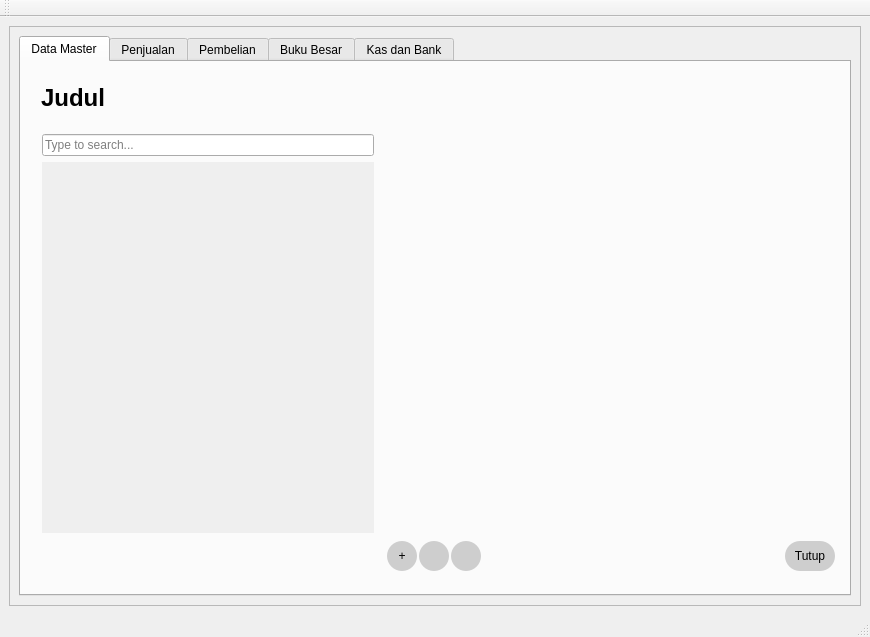
The window that GUI.ui (fnugrahendi/petuk.corp) describes before a commit, drawn with Qt 5.
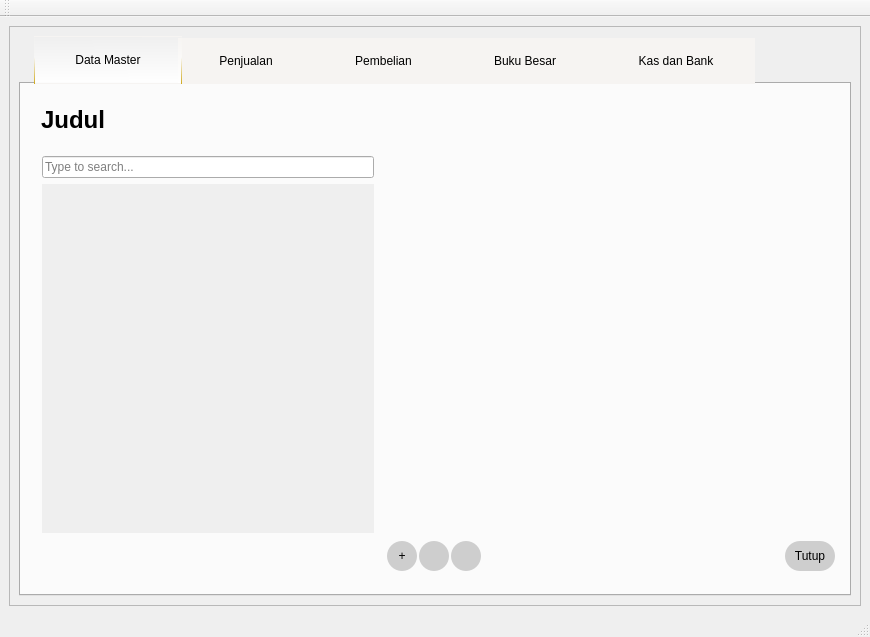
The same window after the commit. The open tabs and pages were chosen to show the change. Icons and pictures are not drawn.

Commit message: tes edit tab style

Patch:
```diff
--- a/GUI.ui
+++ b/GUI.ui
@@ -48,7 +48,53 @@
           </sizepolicy>
          </property>
          <property name="styleSheet">
-          <string notr="true"/>
+          <string notr="true">
+QTabWidget::tab-bar {
+left: 15px;
+}
+QTabBar::tab 
+{
+    background: #F6F4F2;
+    color: #000000;   
+	padding:15px 40px;
+	border-width:1px;
+	border-style:solid;
+	border-color:#F6F4F2;
+
+	border-radius:0px;
+/*	border-top-left-radius: 10px;
+	border-top-right-radius: 10px;*/
+	font: 11pt &quot;Arial&quot;;
+	text-decoration:none;
+}
+
+QTabBar::tab:selected, 
+QTabBar::tab:hover 
+{
+	font: 11pt &quot;Arial&quot;;
+    color: black;
+	text-decoration:none;
+
+	background-color: qlineargradient(spread:pad, x1:0.505556, y1:0, x2:0.517, y2:1, stop:0 rgba(246, 244, 242, 0), stop:1 rgba(255, 255, 255, 255));
+	border-right-color:qlineargradient(spread:pad, x1:0.511111, y1:1, x2:0.545, y2:0.443182, stop:0 rgba(207, 169, 30, 255), stop:1 rgba(246, 244, 242, 10));
+	border-left-color: qlineargradient(spread:pad, x1:0.511111, y1:1, x2:0.545, y2:0.443182, stop:0 rgba(207, 169, 30, 255), stop:1 rgba(246, 244, 242, 10));
+}
+
+
+QTabBar::tab:selected {
+/* expand/overlap to the left and right by 4px */
+margin-left: -4px;
+margin-right: -4px;
+}
+QTabBar::tab:first:selected {
+margin-left: 0; /* the first selected tab has nothing to overlap with on the left */
+}
+QTabBar::tab:last:selected {
+margin-right: 0; /* the last selected tab has nothing to overlap with on the right */
+}
+QTabBar::tab:!selected {
+margin-top: 2px; /* make non-selected tabs look smaller */
+}</string>
          </property>
          <property name="currentIndex">
           <number>2</number>
@@ -341,8 +387,8 @@
                          <rect>
                           <x>0</x>
                           <y>0</y>
-                          <width>315</width>
-                          <height>18</height>
+                          <width>250</width>
+                          <height>30</height>
                          </rect>
                         </property>
                         <property name="styleSheet">
```
Left out of the diff: 6 changed lines with no effect on the pictures. The commit also changes 1 other file.
